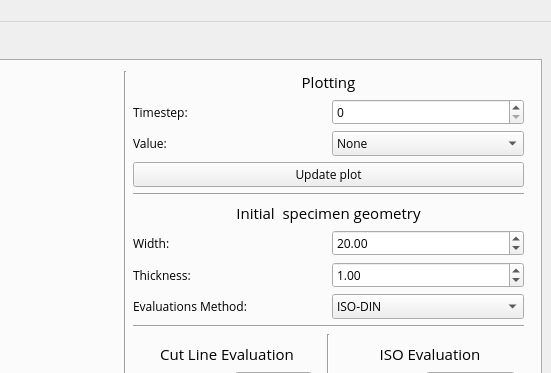
tud-if-ff/FlowCurveExtender, file FlowCurveExtender/gui/mainwindow.ui: the form before one commit; both pictures show x 649 to 1200 and y 0 to 373 of the 1200 by 900 pixel window.
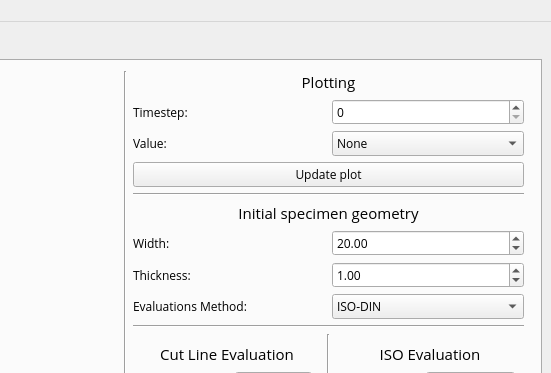
The form after the commit. The open tabs and pages were chosen to show the change. Custom widgets are drawn as their Qt base class.

The edit to the form file:
```diff
--- a/FlowCurveExtender/gui/mainwindow.ui
+++ b/FlowCurveExtender/gui/mainwindow.ui
@@ -479,7 +479,7 @@
             </font>
            </property>
            <property name="text">
-            <string>Initial  specimen geometry</string>
+                                                <string>Initial specimen geometry</string>
            </property>
            <property name="alignment">
             <set>Qt::AlignCenter</set>
```
Left out of the diff: 27 changed lines with no effect on the pictures. Lines whose indentation alone changed are shown as unchanged.
